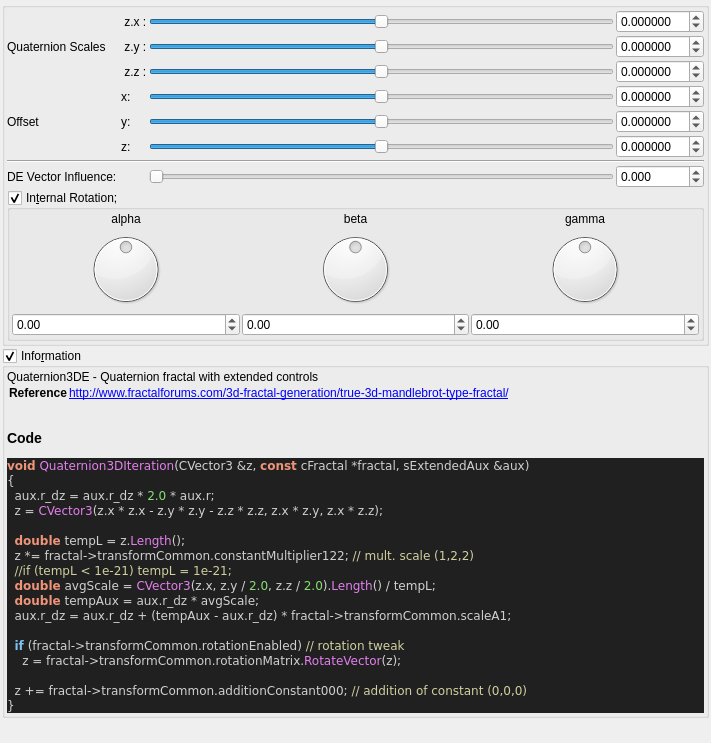
The window that mandelbulber2/qt_data/fractal_quaternion3D.ui (buddhi1980/mandelbulber2) describes before a commit, drawn with Qt 5.
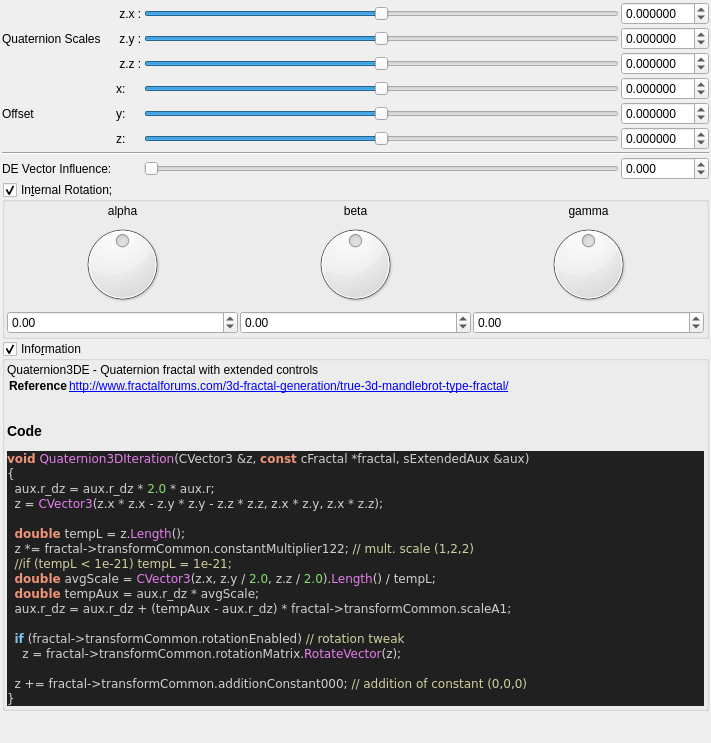
The same window after the commit. Custom widgets are drawn as their Qt base class.

Commit message: cleaned up more UIs for fractal formulas

Diff of the .ui file:
```diff
--- a/mandelbulber2/qt_data/fractal_quaternion3D.ui
+++ b/mandelbulber2/qt_data/fractal_quaternion3D.ui
@@ -30,178 +30,10 @@
     <number>2</number>
    </property>
    <item>
-    <widget class="QGroupBox" name="groupBox_2">
-     <property name="toolTip">
-      <string/>
-     </property>
-     <property name="title">
-      <string/>
-     </property>
-     <property name="checkable">
-      <bool>false</bool>
-     </property>
-     <layout class="QVBoxLayout" name="verticalLayout_29" stretch="0">
-      <property name="spacing">
-       <number>2</number>
-      </property>
-      <property name="leftMargin">
-       <number>2</number>
-      </property>
-      <property name="topMargin">
-       <number>2</number>
-      </property>
-      <property name="rightMargin">
-       <number>2</number>
-      </property>
-      <property name="bottomMargin">
-       <number>2</number>
-      </property>
-      <item>
        <layout class="QGridLayout" name="gridLayout_63">
         <property name="spacing">
          <number>2</number>
         </property>
-        <item row="3" column="3">
-         <widget class="QSlider" name="slider3_transf_constant_multiplier_122_y">
-          <property name="sizePolicy">
-           <sizepolicy hsizetype="Expanding" vsizetype="Maximum">
-            <horstretch>0</horstretch>
-            <verstretch>0</verstretch>
-           </sizepolicy>
-          </property>
-          <property name="minimum">
-           <number>-3000000</number>
-          </property>
-          <property name="maximum">
-           <number>3000000</number>
-          </property>
-          <property name="singleStep">
-           <number>1</number>
-          </property>
-          <property name="orientation">
-           <enum>Qt::Horizontal</enum>
-          </property>
-         </widget>
-        </item>
-        <item row="4" column="4">
-         <widget class="MyDoubleSpinBox" name="spinbox3_transf_constant_multiplier_122_z">
-          <property name="sizePolicy">
-           <sizepolicy hsizetype="Minimum" vsizetype="Maximum">
-            <horstretch>0</horstretch>
-            <verstretch>0</verstretch>
-           </sizepolicy>
-          </property>
-          <property name="prefix">
-           <string/>
-          </property>
-          <property name="suffix">
-           <string/>
-          </property>
-          <property name="decimals">
-           <number>6</number>
-          </property>
-          <property name="minimum">
-           <double>-99.989999999999995</double>
-          </property>
-          <property name="maximum">
-           <double>99.989999999999995</double>
-          </property>
-          <property name="singleStep">
-           <double>0.100000000000000</double>
-          </property>
-         </widget>
-        </item>
-        <item row="4" column="2">
-         <widget class="QLabel" name="label_98">
-          <property name="text">
-           <string> z.z :</string>
-          </property>
-         </widget>
-        </item>
-        <item row="3" column="4">
-         <widget class="MyDoubleSpinBox" name="spinbox3_transf_constant_multiplier_122_y">
-          <property name="sizePolicy">
-           <sizepolicy hsizetype="Minimum" vsizetype="Maximum">
-            <horstretch>0</horstretch>
-            <verstretch>0</verstretch>
-           </sizepolicy>
-          </property>
-          <property name="prefix">
-           <string/>
-          </property>
-          <property name="suffix">
-           <string/>
-          </property>
-          <property name="decimals">
-           <number>6</number>
-          </property>
-          <property name="minimum">
-           <double>-99.989999999999995</double>
-          </property>
-          <property name="maximum">
-           <double>99.989999999999995</double>
-          </property>
-          <property name="singleStep">
-           <double>0.100000000000000</double>
-          </property>
-         </widget>
-        </item>
-        <item row="2" column="4">
-         <widget class="MyDoubleSpinBox" name="spinbox3_transf_constant_multiplier_122_x">
-          <property name="sizePolicy">
-           <sizepolicy hsizetype="Minimum" vsizetype="Maximum">
-            <horstretch>0</horstretch>
-            <verstretch>0</verstretch>
-           </sizepolicy>
-          </property>
-          <property name="prefix">
-           <string/>
-          </property>
-          <property name="suffix">
-           <string/>
-          </property>
-          <property name="decimals">
-           <number>6</number>
-          </property>
-          <property name="minimum">
-           <double>-99.989999999999995</double>
-          </property>
-          <property name="maximum">
-           <double>99.989999999999995</double>
-          </property>
-          <property name="singleStep">
-           <double>0.100000000000000</double>
-          </property>
-         </widget>
-        </item>
-        <item row="6" column="4">
-         <widget class="MyDoubleSpinBox" name="spinbox3_transf_addition_constant_x">
-          <property name="sizePolicy">
-           <sizepolicy hsizetype="Minimum" vsizetype="Maximum">
-            <horstretch>0</horstretch>
-            <verstretch>0</verstretch>
-           </sizepolicy>
-          </property>
-          <property name="prefix">
-           <string/>
-          </property>
-          <property name="suffix">
-           <string/>
-          </property>
-          <property name="decimals">
-           <number>6</number>
-          </property>
-          <property name="minimum">
-           <double>-99.989999999999995</double>
-          </property>
-          <property name="maximum">
-           <double>99.989999999999995</double>
-          </property>
-          <property name="singleStep">
-           <double>0.100000000000000</double>
-          </property>
-         </widget>
-        </item>
         <item row="2" column="3">
          <widget class="QSlider" name="slider3_transf_constant_multiplier_122_x">
           <property name="sizePolicy">
@@ -224,124 +56,15 @@
           </property>
          </widget>
         </item>
-        <item row="3" column="1">
-         <widget class="QLabel" name="label_91">
-          <property name="text">
-           <string>Quaternion Scales    </string>
-          </property>
-         </widget>
-        </item>
-        <item row="2" column="2">
-         <widget class="QLabel" name="label_93">
-          <property name="text">
-           <string> z.x :</string>
-          </property>
-         </widget>
-        </item>
-        <item row="4" column="3">
-         <widget class="QSlider" name="slider3_transf_constant_multiplier_122_z">
-          <property name="sizePolicy">
-           <sizepolicy hsizetype="Expanding" vsizetype="Maximum">
-            <horstretch>0</horstretch>
-            <verstretch>0</verstretch>
-           </sizepolicy>
-          </property>
-          <property name="minimum">
-           <number>-3000000</number>
-          </property>
-          <property name="maximum">
-           <number>3000000</number>
-          </property>
-          <property name="singleStep">
-           <number>1</number>
-          </property>
-          <property name="orientation">
-           <enum>Qt::Horizontal</enum>
-          </property>
-         </widget>
-        </item>
-        <item row="6" column="3">
-         <widget class="QSlider" name="slider3_transf_addition_constant_x">
-          <property name="sizePolicy">
-           <sizepolicy hsizetype="Preferred" vsizetype="Preferred">
-            <horstretch>0</horstretch>
-            <verstretch>0</verstretch>
-           </sizepolicy>
-          </property>
-          <property name="minimum">
-           <number>-5000000</number>
-          </property>
-          <property name="maximum">
-           <number>5000000</number>
-          </property>
-          <property name="singleStep">
-           <number>1</number>
-          </property>
-          <property name="orientation">
-           <enum>Qt::Horizontal</enum>
-          </property>
-         </widget>
-        </item>
-        <item row="8" column="2">
+     <item row="7" column="2">
          <widget class="QLabel" name="label_114">
           <property name="text">
            <string>z:</string>
           </property>
          </widget>
         </item>
-        <item row="7" column="3">
-         <widget class="QSlider" name="slider3_transf_addition_constant_y">
-          <property name="sizePolicy">
-           <sizepolicy hsizetype="Expanding" vsizetype="Maximum">
-            <horstretch>0</horstretch>
-            <verstretch>0</verstretch>
-           </sizepolicy>
-          </property>
-          <property name="minimum">
-           <number>-5000000</number>
-          </property>
-          <property name="maximum">
-           <number>5000000</number>
-          </property>
-          <property name="singleStep">
-           <number>1</number>
-          </property>
-          <property name="orientation">
-           <enum>Qt::Horizontal</enum>
-          </property>
-         </widget>
-        </item>
-        <item row="3" column="2">
-         <widget class="QLabel" name="label_90">
-          <property name="text">
-           <string> z.y :</string>
-          </property>
-         </widget>
-        </item>
-        <item row="8" column="3">
-         <widget class="QSlider" name="slider3_transf_addition_constant_z">
-          <property name="sizePolicy">
-           <sizepolicy hsizetype="Expanding" vsizetype="Maximum">
-            <horstretch>0</horstretch>
-            <verstretch>0</verstretch>
-           </sizepolicy>
-          </property>
-          <property name="minimum">
-           <number>-5000000</number>
-          </property>
-          <property name="maximum">
-           <number>5000000</number>
-          </property>
-          <property name="singleStep">
-           <number>1</number>
-          </property>
-          <property name="orientation">
-           <enum>Qt::Horizontal</enum>
-          </property>
-         </widget>
-        </item>
-        <item row="10" column="4">
-         <widget class="MyDoubleSpinBox" name="spinbox_transf_scaleA_1">
+     <item row="2" column="4">
+      <widget class="MyDoubleSpinBox" name="spinbox3_transf_constant_multiplier_122_x">
           <property name="sizePolicy">
            <sizepolicy hsizetype="Minimum" vsizetype="Maximum">
             <horstretch>0</horstretch>
@@ -355,20 +78,20 @@
            <string/>
           </property>
           <property name="decimals">
-           <number>3</number>
+        <number>6</number>
           </property>
           <property name="minimum">
-           <double>-500.000000000000000</double>
+        <double>-99.989999999999995</double>
           </property>
           <property name="maximum">
-           <double>5000.000000000000000</double>
+        <double>99.989999999999995</double>
           </property>
           <property name="singleStep">
            <double>0.100000000000000</double>
           </property>
          </widget>
         </item>
-        <item row="10" column="1">
+     <item row="9" column="1">
          <widget class="QLabel" name="label_2">
           <property name="layoutDirection">
            <enum>Qt::RightToLeft</enum>
@@ -378,29 +101,14 @@
           </property>
          </widget>
         </item>
-        <item row="10" column="3">
-         <widget class="QSlider" name="slider_transf_scaleA_1">
-          <property name="sizePolicy">
-           <sizepolicy hsizetype="Expanding" vsizetype="Maximum">
-            <horstretch>0</horstretch>
-            <verstretch>0</verstretch>
-           </sizepolicy>
-          </property>
-          <property name="minimum">
-           <number>0</number>
-          </property>
-          <property name="maximum">
-           <number>5000</number>
-          </property>
-          <property name="singleStep">
-           <number>1</number>
-          </property>
-          <property name="orientation">
-           <enum>Qt::Horizontal</enum>
+     <item row="6" column="1">
+      <widget class="QLabel" name="label_255">
+       <property name="text">
+        <string>Offset  </string>
           </property>
          </widget>
         </item>
-        <item row="11" column="1" colspan="4">
+     <item row="10" column="1" colspan="4">
          <widget class="MyGroupBox" name="groupCheck_transf_rotation_enabled">
           <property name="title">
            <string>In&amp;ternal Rotation; </string>
@@ -429,13 +137,31 @@
              <property name="spacing">
               <number>2</number>
              </property>
-             <item row="1" column="1">
-              <widget class="QLabel" name="label_34">
-               <property name="text">
-                <string>beta</string>
-               </property>
-               <property name="alignment">
-                <set>Qt::AlignCenter</set>
+          <item row="3" column="2">
+           <widget class="MyDoubleSpinBox" name="spinboxd3_transf_rotation_z">
+            <property name="sizePolicy">
+             <sizepolicy hsizetype="Minimum" vsizetype="Maximum">
+              <horstretch>0</horstretch>
+              <verstretch>0</verstretch>
+             </sizepolicy>
+            </property>
+            <property name="prefix">
+             <string/>
+            </property>
+            <property name="suffix">
+             <string/>
+            </property>
+            <property name="decimals">
+             <number>2</number>
+            </property>
+            <property name="minimum">
+             <double>-180.000000000000000</double>
+            </property>
+            <property name="maximum">
+             <double>180.000000000000000</double>
+            </property>
+            <property name="singleStep">
+             <double>1.000000000000000</double>
                </property>
               </widget>
              </item>
@@ -449,6 +175,72 @@
                </property>
               </widget>
              </item>
+          <item row="3" column="0">
+           <widget class="MyDoubleSpinBox" name="spinboxd3_transf_rotation_x">
+            <property name="sizePolicy">
+             <sizepolicy hsizetype="Minimum" vsizetype="Maximum">
+              <horstretch>0</horstretch>
+              <verstretch>0</verstretch>
+             </sizepolicy>
+            </property>
+            <property name="prefix">
+             <string/>
+            </property>
+            <property name="suffix">
+             <string/>
+            </property>
+            <property name="decimals">
+             <number>2</number>
+            </property>
+            <property name="minimum">
+             <double>-180.000000000000000</double>
+            </property>
+            <property name="maximum">
+             <double>180.000000000000000</double>
+            </property>
+            <property name="singleStep">
+             <double>1.000000000000000</double>
+            </property>
+           </widget>
+          </item>
+          <item row="1" column="1">
+           <widget class="QLabel" name="label_34">
+            <property name="text">
+             <string>beta</string>
+            </property>
+            <property name="alignment">
+             <set>Qt::AlignCenter</set>
+            </property>
+           </widget>
+          </item>
+          <item row="3" column="1">
+           <widget class="MyDoubleSpinBox" name="spinboxd3_transf_rotation_y">
+            <property name="sizePolicy">
+             <sizepolicy hsizetype="Minimum" vsizetype="Maximum">
+              <horstretch>0</horstretch>
+              <verstretch>0</verstretch>
+             </sizepolicy>
+            </property>
+            <property name="prefix">
+             <string/>
+            </property>
+            <property name="suffix">
+             <string/>
+            </property>
+            <property name="decimals">
+             <number>2</number>
+            </property>
+            <property name="minimum">
+             <double>-180.000000000000000</double>
+            </property>
+            <property name="maximum">
+             <double>180.000000000000000</double>
+            </property>
+            <property name="singleStep">
+             <double>1.000000000000000</double>
+            </property>
+           </widget>
+          </item>
              <item row="2" column="0">
               <widget class="QDial" name="dial3_transf_rotation_x">
                <property name="minimum">
@@ -475,6 +267,19 @@
                </property>
               </widget>
              </item>
+          <item row="2" column="2">
+           <widget class="QDial" name="dial3_transf_rotation_z">
+            <property name="minimum">
+             <number>-18000</number>
+            </property>
+            <property name="maximum">
+             <number>18000</number>
+            </property>
+            <property name="wrapping">
+             <bool>true</bool>
+            </property>
+           </widget>
+          </item>
              <item row="1" column="0">
               <widget class="QLabel" name="label_35">
                <property name="text">
@@ -485,49 +290,13 @@
                </property>
               </widget>
              </item>
-             <item row="2" column="2">
-              <widget class="QDial" name="dial3_transf_rotation_z">
-               <property name="minimum">
-                <number>-18000</number>
-               </property>
-               <property name="maximum">
-                <number>18000</number>
-               </property>
-               <property name="wrapping">
-                <bool>true</bool>
-               </property>
-              </widget>
-             </item>
-             <item row="4" column="0">
-              <widget class="MyDoubleSpinBox" name="spinboxd3_transf_rotation_x">
-               <property name="sizePolicy">
-                <sizepolicy hsizetype="Minimum" vsizetype="Maximum">
-                 <horstretch>0</horstretch>
-                 <verstretch>0</verstretch>
-                </sizepolicy>
-               </property>
-               <property name="prefix">
-                <string/>
-               </property>
-               <property name="suffix">
-                <string/>
-               </property>
-               <property name="decimals">
-                <number>2</number>
-               </property>
-               <property name="minimum">
-                <double>-180.000000000000000</double>
-               </property>
-               <property name="maximum">
-                <double>180.000000000000000</double>
-               </property>
-               <property name="singleStep">
-                <double>1.000000000000000</double>
-               </property>
-              </widget>
-             </item>
-             <item row="4" column="1">
-              <widget class="MyDoubleSpinBox" name="spinboxd3_transf_rotation_y">
+         </layout>
+        </item>
+       </layout>
+      </widget>
+     </item>
+     <item row="5" column="4">
+      <widget class="MyDoubleSpinBox" name="spinbox3_transf_addition_constant_x">
                <property name="sizePolicy">
                 <sizepolicy hsizetype="Minimum" vsizetype="Maximum">
                  <horstretch>0</horstretch>
@@ -541,53 +310,20 @@
                 <string/>
                </property>
                <property name="decimals">
-                <number>2</number>
+        <number>6</number>
                </property>
                <property name="minimum">
-                <double>-180.000000000000000</double>
+        <double>-99.989999999999995</double>
                </property>
                <property name="maximum">
-                <double>180.000000000000000</double>
+        <double>99.989999999999995</double>
                </property>
                <property name="singleStep">
-                <double>1.000000000000000</double>
+        <double>0.100000000000000</double>
                </property>
               </widget>
              </item>
-             <item row="4" column="2">
-              <widget class="MyDoubleSpinBox" name="spinboxd3_transf_rotation_z">
-               <property name="sizePolicy">
-                <sizepolicy hsizetype="Minimum" vsizetype="Maximum">
-                 <horstretch>0</horstretch>
-                 <verstretch>0</verstretch>
-                </sizepolicy>
-               </property>
-               <property name="prefix">
-                <string/>
-               </property>
-               <property name="suffix">
-                <string/>
-               </property>
-               <property name="decimals">
-                <number>2</number>
-               </property>
-               <property name="minimum">
-                <double>-180.000000000000000</double>
-               </property>
-               <property name="maximum">
-                <double>180.000000000000000</double>
-               </property>
-               <property name="singleStep">
-                <double>1.000000000000000</double>
-               </property>
-              </widget>
-             </item>
-            </layout>
-           </item>
-          </layout>
-         </widget>
-        </item>
-        <item row="7" column="4">
+     <item row="6" column="4">
          <widget class="MyDoubleSpinBox" name="spinbox3_transf_addition_constant_y">
           <property name="sizePolicy">
            <sizepolicy hsizetype="Minimum" vsizetype="Maximum">
@@ -615,66 +351,300 @@
           </property>
          </widget>
         </item>
-        <item row="7" column="2">
-         <widget class="QLabel" name="label_113">
+     <item row="3" column="2">
+      <widget class="QLabel" name="label_90">
           <property name="text">
-           <string>y:</string>
+        <string> z.y :</string>
           </property>
          </widget>
         </item>
-        <item row="7" column="1">
-         <widget class="QLabel" name="label_255">
+     <item row="7" column="3">
+      <widget class="QSlider" name="slider3_transf_addition_constant_z">
+       <property name="sizePolicy">
+        <sizepolicy hsizetype="Expanding" vsizetype="Maximum">
+         <horstretch>0</horstretch>
+         <verstretch>0</verstretch>
+        </sizepolicy>
+       </property>
+       <property name="minimum">
+        <number>-5000000</number>
+       </property>
+       <property name="maximum">
+        <number>5000000</number>
+       </property>
+       <property name="singleStep">
+        <number>1</number>
+       </property>
+       <property name="orientation">
+        <enum>Qt::Horizontal</enum>
+       </property>
+      </widget>
+     </item>
+     <item row="4" column="2">
+      <widget class="QLabel" name="label_98">
           <property name="text">
-           <string>Offset  </string>
+        <string> z.z :</string>
           </property>
          </widget>
         </item>
-        <item row="8" column="4">
-         <widget class="MyDoubleSpinBox" name="spinbox3_transf_addition_constant_z">
+     <item row="6" column="3">
+      <widget class="QSlider" name="slider3_transf_addition_constant_y">
           <property name="sizePolicy">
-           <sizepolicy hsizetype="Minimum" vsizetype="Maximum">
+        <sizepolicy hsizetype="Expanding" vsizetype="Maximum">
             <horstretch>0</horstretch>
             <verstretch>0</verstretch>
            </sizepolicy>
           </property>
-          <property name="prefix">
-           <string/>
-          </property>
-          <property name="suffix">
-           <string/>
-          </property>
-          <property name="decimals">
-           <number>6</number>
-          </property>
           <property name="minimum">
-           <double>-99.989999999999995</double>
+        <number>-5000000</number>
           </property>
           <property name="maximum">
-           <double>99.989999999999995</double>
+        <number>5000000</number>
           </property>
           <property name="singleStep">
-           <double>0.100000000000000</double>
-          </property>
-         </widget>
-        </item>
-        <item row="6" column="2">
+        <number>1</number>
+       </property>
+       <property name="orientation">
+        <enum>Qt::Horizontal</enum>
+       </property>
+      </widget>
+     </item>
+     <item row="3" column="1">
+      <widget class="QLabel" name="label_91">
+       <property name="text">
+        <string>Quaternion Scales    </string>
+       </property>
+      </widget>
+     </item>
+     <item row="5" column="2">
          <widget class="QLabel" name="label_112">
           <property name="text">
            <string>x:</string>
           </property>
          </widget>
         </item>
-        <item row="9" column="1" colspan="4">
+     <item row="2" column="2">
+      <widget class="QLabel" name="label_93">
+       <property name="text">
+        <string> z.x :</string>
+       </property>
+      </widget>
+     </item>
+     <item row="9" column="4">
+      <widget class="MyDoubleSpinBox" name="spinbox_transf_scaleA_1">
+       <property name="sizePolicy">
+        <sizepolicy hsizetype="Minimum" vsizetype="Maximum">
+         <horstretch>0</horstretch>
+         <verstretch>0</verstretch>
+        </sizepolicy>
+       </property>
+       <property name="prefix">
+        <string/>
+       </property>
+       <property name="suffix">
+        <string/>
+       </property>
+       <property name="decimals">
+        <number>3</number>
+       </property>
+       <property name="minimum">
+        <double>-500.000000000000000</double>
+       </property>
+       <property name="maximum">
+        <double>5000.000000000000000</double>
+       </property>
+       <property name="singleStep">
+        <double>0.100000000000000</double>
+       </property>
+      </widget>
+     </item>
+     <item row="4" column="3">
+      <widget class="QSlider" name="slider3_transf_constant_multiplier_122_z">
+       <property name="sizePolicy">
+        <sizepolicy hsizetype="Expanding" vsizetype="Maximum">
+         <horstretch>0</horstretch>
+         <verstretch>0</verstretch>
+        </sizepolicy>
+       </property>
+       <property name="minimum">
+        <number>-3000000</number>
+       </property>
+       <property name="maximum">
+        <number>3000000</number>
+       </property>
+       <property name="singleStep">
+        <number>1</number>
+       </property>
+       <property name="orientation">
+        <enum>Qt::Horizontal</enum>
+       </property>
+      </widget>
+     </item>
+     <item row="8" column="1" colspan="4">
          <widget class="Line" name="line_53">
           <property name="orientation">
            <enum>Qt::Horizontal</enum>
           </property>
          </widget>
         </item>
-       </layout>
-      </item>
-     </layout>
-    </widget>
+     <item row="7" column="4">
+      <widget class="MyDoubleSpinBox" name="spinbox3_transf_addition_constant_z">
+       <property name="sizePolicy">
+        <sizepolicy hsizetype="Minimum" vsizetype="Maximum">
+         <horstretch>0</horstretch>
+         <verstretch>0</verstretch>
+        </sizepolicy>
+       </property>
+       <property name="prefix">
+        <string/>
+       </property>
+       <property name="suffix">
+        <string/>
+       </property>
+       <property name="decimals">
+        <number>6</number>
+       </property>
+       <property name="minimum">
+        <double>-99.989999999999995</double>
+       </property>
+       <property name="maximum">
+        <double>99.989999999999995</double>
+       </property>
+       <property name="singleStep">
+        <double>0.100000000000000</double>
+       </property>
+      </widget>
+     </item>
+     <item row="6" column="2">
+      <widget class="QLabel" name="label_113">
+       <property name="text">
+        <string>y:</string>
+       </property>
+      </widget>
+     </item>
+     <item row="3" column="4">
+      <widget class="MyDoubleSpinBox" name="spinbox3_transf_constant_multiplier_122_y">
+       <property name="sizePolicy">
+        <sizepolicy hsizetype="Minimum" vsizetype="Maximum">
+         <horstretch>0</horstretch>
+         <verstretch>0</verstretch>
+        </sizepolicy>
+       </property>
+       <property name="prefix">
+        <string/>
+       </property>
+       <property name="suffix">
+        <string/>
+       </property>
+       <property name="decimals">
+        <number>6</number>
+       </property>
+       <property name="minimum">
+        <double>-99.989999999999995</double>
+       </property>
+       <property name="maximum">
+        <double>99.989999999999995</double>
+       </property>
+       <property name="singleStep">
+        <double>0.100000000000000</double>
+       </property>
+      </widget>
+     </item>
+     <item row="9" column="3">
+      <widget class="QSlider" name="slider_transf_scaleA_1">
+       <property name="sizePolicy">
+        <sizepolicy hsizetype="Expanding" vsizetype="Maximum">
+         <horstretch>0</horstretch>
+         <verstretch>0</verstretch>
+        </sizepolicy>
+       </property>
+       <property name="minimum">
+        <number>0</number>
+       </property>
+       <property name="maximum">
+        <number>5000</number>
+       </property>
+       <property name="singleStep">
+        <number>1</number>
+       </property>
+       <property name="orientation">
+        <enum>Qt::Horizontal</enum>
+       </property>
+      </widget>
+     </item>
+     <item row="5" column="3">
+      <widget class="QSlider" name="slider3_transf_addition_constant_x">
+       <property name="sizePolicy">
+        <sizepolicy hsizetype="Preferred" vsizetype="Preferred">
+         <horstretch>0</horstretch>
+         <verstretch>0</verstretch>
+        </sizepolicy>
+       </property>
+       <property name="minimum">
+        <number>-5000000</number>
+       </property>
+       <property name="maximum">
+        <number>5000000</number>
+       </property>
+       <property name="singleStep">
+        <number>1</number>
+       </property>
+       <property name="orientation">
+        <enum>Qt::Horizontal</enum>
+       </property>
+      </widget>
+     </item>
+     <item row="3" column="3">
+      <widget class="QSlider" name="slider3_transf_constant_multiplier_122_y">
+       <property name="sizePolicy">
+        <sizepolicy hsizetype="Expanding" vsizetype="Maximum">
+         <horstretch>0</horstretch>
+         <verstretch>0</verstretch>
+        </sizepolicy>
+       </property>
+       <property name="minimum">
+        <number>-3000000</number>
+       </property>
+       <property name="maximum">
+        <number>3000000</number>
+       </property>
+       <property name="singleStep">
+        <number>1</number>
+       </property>
+       <property name="orientation">
+        <enum>Qt::Horizontal</enum>
+       </property>
+      </widget>
+     </item>
+     <item row="4" column="4">
+      <widget class="MyDoubleSpinBox" name="spinbox3_transf_constant_multiplier_122_z">
+       <property name="sizePolicy">
+        <sizepolicy hsizetype="Minimum" vsizetype="Maximum">
+         <horstretch>0</horstretch>
+         <verstretch>0</verstretch>
+        </sizepolicy>
+       </property>
+       <property name="prefix">
+        <string/>
+       </property>
+       <property name="suffix">
+        <string/>
+       </property>
+       <property name="decimals">
+        <number>6</number>
+       </property>
+       <property name="minimum">
+        <double>-99.989999999999995</double>
+       </property>
+       <property name="maximum">
+        <double>99.989999999999995</double>
+       </property>
+       <property name="singleStep">
+        <double>0.100000000000000</double>
+       </property>
+      </widget>
+     </item>
+    </layout>
    </item>
    <item>
     <widget class="MyGroupBox" name="groupCheck_info">
```
Lines whose indentation alone changed are shown as unchanged. The commit also changes 11 other files.
